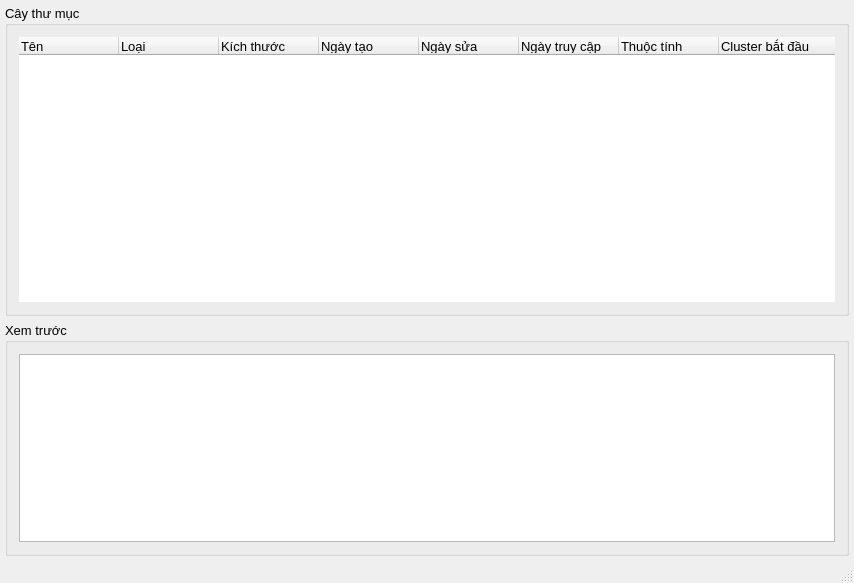
This is FileSystem/TreeFolderGUI.ui in git03-Nguyen/FileSystem-Manager as Qt 5 draws it before an edit. The edited form follows.
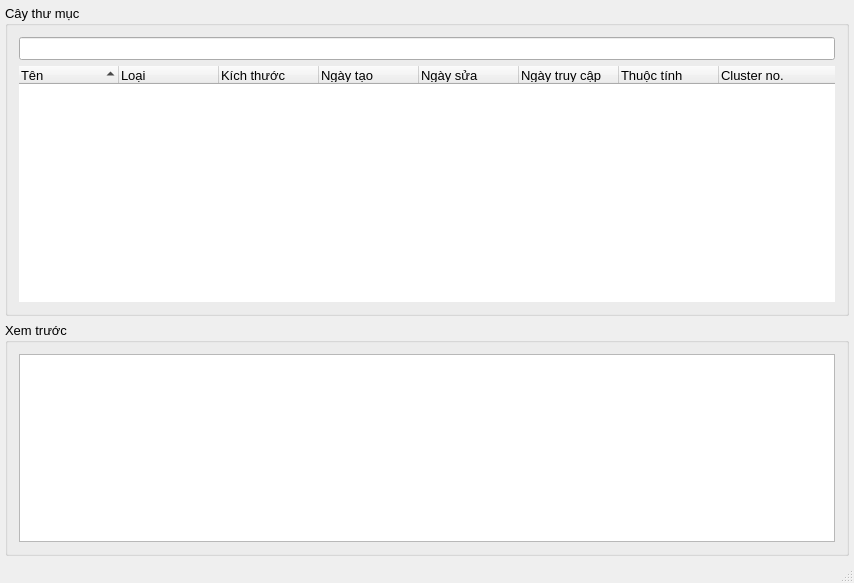
This is the edited form.

```diff
--- a/FileSystem/TreeFolderGUI.ui
+++ b/FileSystem/TreeFolderGUI.ui
@@ -42,6 +42,13 @@
        <string>Cây thư mục</string>
       </property>
       <layout class="QVBoxLayout" name="verticalLayout_2">
+       <item>
+        <widget class="QLineEdit" name="txtPath">
+         <property name="readOnly">
+          <bool>true</bool>
+         </property>
+        </widget>
+       </item>
        <item>
         <widget class="QTreeWidget" name="treeFolder">
          <property name="font">
@@ -53,6 +60,9 @@
          <property name="frameShape">
           <enum>QFrame::NoFrame</enum>
          </property>
+         <property name="sortingEnabled">
+          <bool>true</bool>
+         </property>
          <column>
           <property name="text">
            <string>Tên</string>
@@ -125,7 +135,7 @@
          </column>
          <column>
           <property name="text">
-           <string>Cluster bắt đầu</string>
+           <string>Cluster no.</string>
           </property>
           <property name="font">
            <font>
```
Left out of the diff: 15 changed lines with no effect on the pictures.
